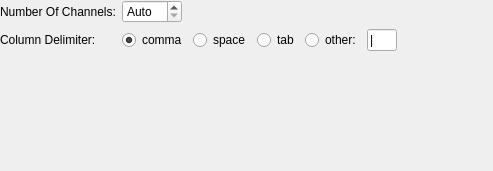
jjundot/serialplot, file src/asciireadersettings.ui: the form before one commit.
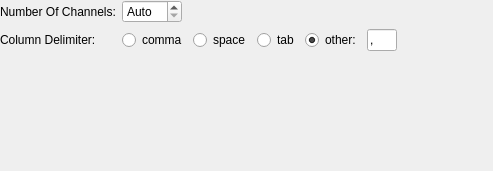
The form after the commit.

```diff
--- a/src/asciireadersettings.ui
+++ b/src/asciireadersettings.ui
@@ -76,7 +76,7 @@
         <string>comma</string>
        </property>
        <property name="checked">
-        <bool>true</bool>
+        <bool>false</bool>
        </property>
       </widget>
      </item>
@@ -99,6 +99,9 @@
        <property name="text">
         <string>other:</string>
        </property>
+       <property name="checked">
+        <bool>true</bool>
+       </property>
       </widget>
      </item>
      <item>
@@ -122,7 +125,7 @@
         <string/>
        </property>
        <property name="text">
-        <string>|</string>
+        <string>,</string>
        </property>
       </widget>
      </item>
```
